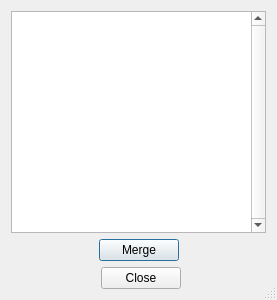
First picture: the form in core/panel/run_Path_Solving_listbox.ui, repository KmolYuan/Pyslvs-UI, before the edit.
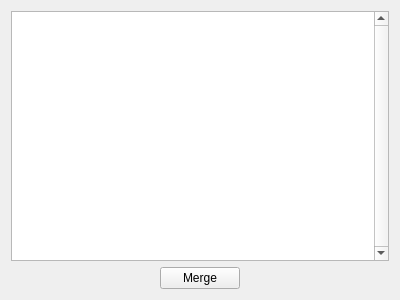
Second picture: the form after the edit. Icons and pictures are not drawn.

Commit message: Windows Path solving function work!

The edit to the form file:
```diff
--- a/core/panel/run_Path_Solving_listbox.ui
+++ b/core/panel/run_Path_Solving_listbox.ui
@@ -1,46 +1,18 @@
 <?xml version="1.0" encoding="UTF-8"?>
 <ui version="4.0">
- <class>Dialog</class>
- <widget class="QDialog" name="Dialog">
+ <class>Form</class>
+ <widget class="QWidget" name="Form">
   <property name="geometry">
    <rect>
     <x>0</x>
     <y>0</y>
-    <width>277</width>
+    <width>400</width>
     <height>300</height>
    </rect>
   </property>
-  <property name="sizePolicy">
-   <sizepolicy hsizetype="Fixed" vsizetype="Fixed">
-    <horstretch>0</horstretch>
-    <verstretch>0</verstretch>
-   </sizepolicy>
-  </property>
-  <property name="minimumSize">
-   <size>
-    <width>277</width>
-    <height>0</height>
-   </size>
-  </property>
-  <property name="maximumSize">
-   <size>
-    <width>277</width>
-    <height>16777215</height>
-   </size>
-  </property>
   <property name="windowTitle">
    <string>Thinking list</string>
   </property>
-  <property name="windowIcon">
-   <iconset resource="../../icons.qrc">
-    <normaloff>:/icons/bezier.png</normaloff>:/icons/bezier.png</iconset>
-  </property>
-  <property name="sizeGripEnabled">
-   <bool>true</bool>
-  </property>
-  <property name="modal">
-   <bool>false</bool>
-  </property>
   <layout class="QVBoxLayout" name="verticalLayout">
    <item>
     <widget class="QListWidget" name="Point_list">
@@ -95,43 +67,6 @@
      </item>
     </layout>
    </item>
-   <item>
-    <layout class="QHBoxLayout" name="horizontalLayout">
-     <item>
-      <spacer name="horizontalSpacer">
-       <property name="orientation">
-        <enum>Qt::Horizontal</enum>
-       </property>
-       <property name="sizeHint" stdset="0">
-        <size>
-         <width>40</width>
-         <height>20</height>
-        </size>
-       </property>
-      </spacer>
-     </item>
-     <item>
-      <widget class="QDialogButtonBox" name="buttonBox">
-       <property name="standardButtons">
-        <set>QDialogButtonBox::Close</set>
-       </property>
-      </widget>
-     </item>
-     <item>
-      <spacer name="horizontalSpacer_4">
-       <property name="orientation">
-        <enum>Qt::Horizontal</enum>
-       </property>
-       <property name="sizeHint" stdset="0">
-        <size>
-         <width>40</width>
-         <height>20</height>
-        </size>
-       </property>
-      </spacer>
-     </item>
-    </layout>
-   </item>
   </layout>
  </widget>
  <resources>
```
Left out of the diff: 23 changed lines with no effect on the pictures. The commit also changes 13 other files.
